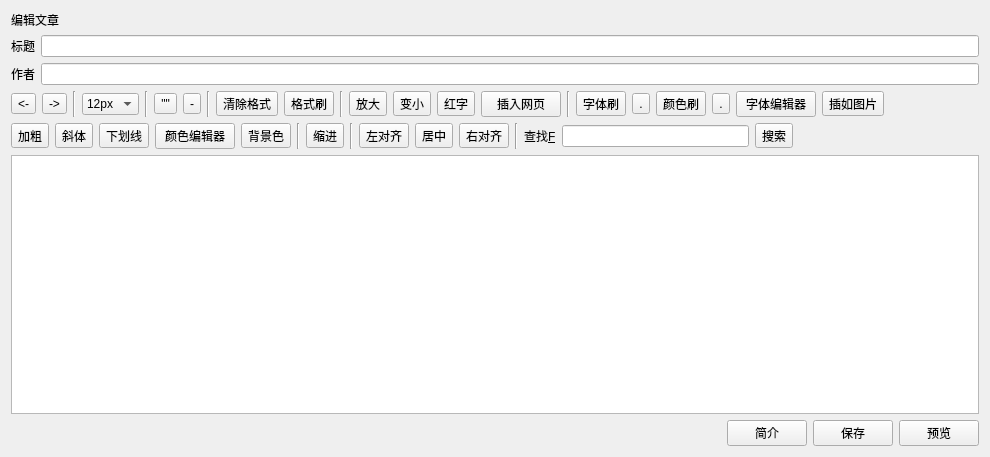
The window that testwidget.ui (Deviluna/MediaIDE_free) describes before a commit, drawn with Qt 5.
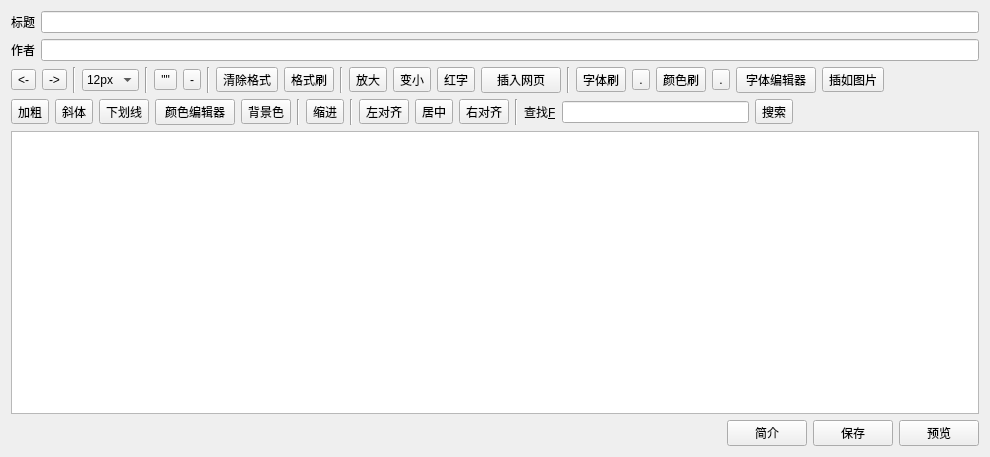
The same window after the commit.

```diff
--- a/testwidget.ui
+++ b/testwidget.ui
@@ -14,13 +14,6 @@
    <string>Form</string>
   </property>
   <layout class="QVBoxLayout" name="verticalLayout">
-   <item>
-    <widget class="QLabel" name="label">
-     <property name="text">
-      <string>编辑文章</string>
-     </property>
-    </widget>
-   </item>
    <item>
     <layout class="QHBoxLayout" name="horizontalLayout_5">
      <item>
```
